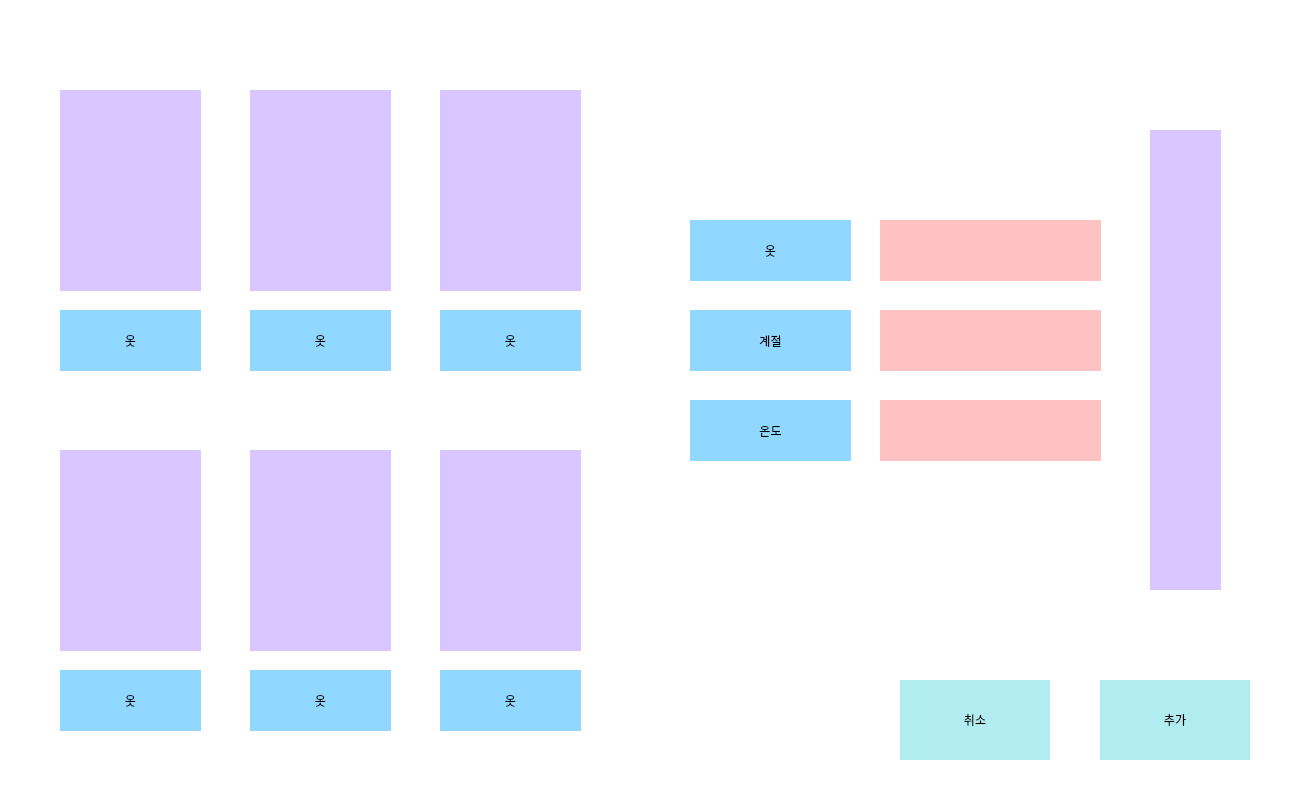
Old version of the form _uiFile/viewAdd.ui in the repository jonga0209/Python_weatherPicker.
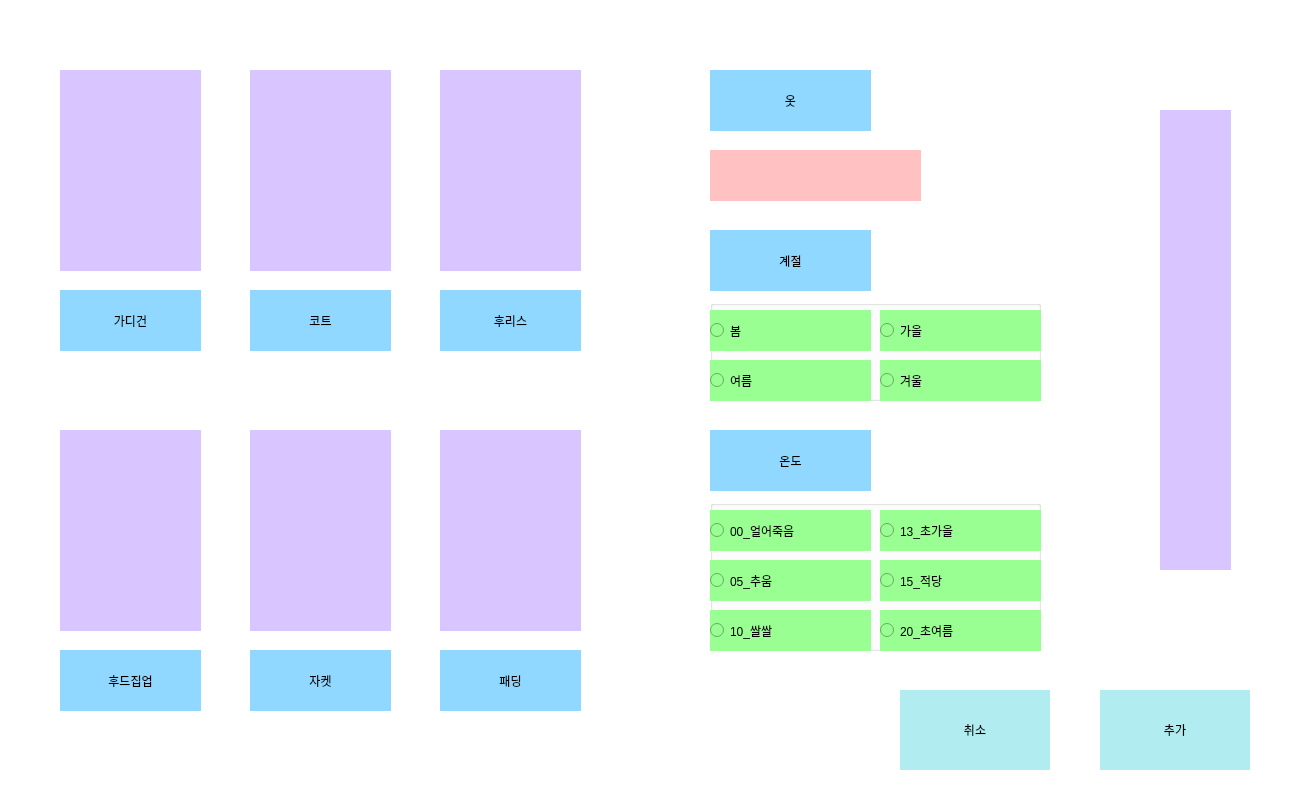
New version of the form.

Commit message: View add 수정

```diff
--- a/_uiFile/viewAdd.ui
+++ b/_uiFile/viewAdd.ui
@@ -32,7 +32,7 @@
    <property name="geometry">
     <rect>
      <x>1100</x>
-     <y>680</y>
+     <y>690</y>
      <width>150</width>
      <height>80</height>
     </rect>
@@ -50,7 +50,7 @@
    <property name="geometry">
     <rect>
      <x>900</x>
-     <y>680</y>
+     <y>690</y>
      <width>150</width>
      <height>80</height>
     </rect>
@@ -67,8 +67,8 @@
   <widget class="QLabel" name="a_la_id">
    <property name="geometry">
     <rect>
-     <x>690</x>
-     <y>220</y>
+     <x>710</x>
+     <y>70</y>
      <width>161</width>
      <height>61</height>
     </rect>
@@ -87,8 +87,8 @@
   <widget class="QLabel" name="a_la_season">
    <property name="geometry">
     <rect>
-     <x>690</x>
-     <y>310</y>
+     <x>710</x>
+     <y>230</y>
      <width>161</width>
      <height>61</height>
     </rect>
@@ -107,8 +107,8 @@
   <widget class="QLabel" name="a_la_tem">
    <property name="geometry">
     <rect>
-     <x>690</x>
-     <y>400</y>
+     <x>710</x>
+     <y>430</y>
      <width>161</width>
      <height>61</height>
     </rect>
@@ -127,8 +127,8 @@
   <widget class="QLabel" name="a_img_tem">
    <property name="geometry">
     <rect>
-     <x>1150</x>
-     <y>130</y>
+     <x>1160</x>
+     <y>110</y>
      <width>71</width>
      <height>460</height>
     </rect>
@@ -148,7 +148,7 @@
    <property name="geometry">
     <rect>
      <x>250</x>
-     <y>90</y>
+     <y>70</y>
      <width>141</width>
      <height>201</height>
     </rect>
@@ -168,7 +168,7 @@
    <property name="geometry">
     <rect>
      <x>60</x>
-     <y>90</y>
+     <y>70</y>
      <width>141</width>
      <height>201</height>
     </rect>
@@ -187,49 +187,15 @@
   <widget class="QTextEdit" name="a_ta_name">
    <property name="geometry">
     <rect>
-     <x>880</x>
-     <y>220</y>
-     <width>221</width>
-     <height>61</height>
+     <x>710</x>
+     <y>150</y>
+     <width>211</width>
+     <height>51</height>
     </rect>
    </property>
    <property name="styleSheet">
     <string notr="true">background-color: rgb(255, 193, 194);
-font: 25 20pt &quot;나눔바른고딕 Light&quot;;</string>
-   </property>
-   <property name="frameShape">
-    <enum>QFrame::NoFrame</enum>
-   </property>
-  </widget>
-  <widget class="QTextEdit" name="a_ta_season">
-   <property name="geometry">
-    <rect>
-     <x>880</x>
-     <y>310</y>
-     <width>221</width>
-     <height>61</height>
-    </rect>
-   </property>
-   <property name="styleSheet">
-    <string notr="true">background-color: rgb(255, 193, 194);
-font: 25 20pt &quot;나눔바른고딕 Light&quot;;</string>
-   </property>
-   <property name="frameShape">
-    <enum>QFrame::NoFrame</enum>
-   </property>
-  </widget>
-  <widget class="QTextEdit" name="a_ta_tem">
-   <property name="geometry">
-    <rect>
-     <x>880</x>
-     <y>400</y>
-     <width>221</width>
-     <height>61</height>
-    </rect>
-   </property>
-   <property name="styleSheet">
-    <string notr="true">background-color: rgb(255, 193, 194);
-font: 25 20pt &quot;나눔바른고딕 Light&quot;;</string>
+font: 25 15pt &quot;나눔바른고딕 Light&quot;;</string>
    </property>
    <property name="frameShape">
     <enum>QFrame::NoFrame</enum>
@@ -239,7 +205,7 @@
    <property name="geometry">
     <rect>
      <x>440</x>
-     <y>90</y>
+     <y>70</y>
      <width>141</width>
      <height>201</height>
     </rect>
@@ -259,7 +225,7 @@
    <property name="geometry">
     <rect>
      <x>440</x>
-     <y>450</y>
+     <y>430</y>
      <width>141</width>
      <height>201</height>
     </rect>
@@ -279,7 +245,7 @@
    <property name="geometry">
     <rect>
      <x>250</x>
-     <y>450</y>
+     <y>430</y>
      <width>141</width>
      <height>201</height>
     </rect>
@@ -299,7 +265,7 @@
    <property name="geometry">
     <rect>
      <x>60</x>
-     <y>450</y>
+     <y>430</y>
      <width>141</width>
      <height>201</height>
     </rect>
@@ -319,7 +285,7 @@
    <property name="geometry">
     <rect>
      <x>60</x>
-     <y>310</y>
+     <y>290</y>
      <width>141</width>
      <height>61</height>
     </rect>
@@ -329,7 +295,7 @@
 font: 25 13pt &quot;나눔바른고딕 Light&quot;;</string>
    </property>
    <property name="text">
-    <string>옷</string>
+    <string>가디건</string>
    </property>
    <property name="alignment">
     <set>Qt::AlignCenter</set>
@@ -339,7 +305,7 @@
    <property name="geometry">
     <rect>
      <x>250</x>
-     <y>310</y>
+     <y>290</y>
      <width>141</width>
      <height>61</height>
     </rect>
@@ -349,7 +315,7 @@
 font: 25 13pt &quot;나눔바른고딕 Light&quot;;</string>
    </property>
    <property name="text">
-    <string>옷</string>
+    <string>코트</string>
    </property>
    <property name="alignment">
     <set>Qt::AlignCenter</set>
@@ -359,7 +325,7 @@
    <property name="geometry">
     <rect>
      <x>440</x>
-     <y>310</y>
+     <y>290</y>
      <width>141</width>
      <height>61</height>
     </rect>
@@ -369,7 +335,7 @@
 font: 25 13pt &quot;나눔바른고딕 Light&quot;;</string>
    </property>
    <property name="text">
-    <string>옷</string>
+    <string>후리스</string>
    </property>
    <property name="alignment">
     <set>Qt::AlignCenter</set>
@@ -379,7 +345,7 @@
    <property name="geometry">
     <rect>
      <x>60</x>
-     <y>670</y>
+     <y>650</y>
      <width>141</width>
      <height>61</height>
     </rect>
@@ -389,7 +355,7 @@
 font: 25 13pt &quot;나눔바른고딕 Light&quot;;</string>
    </property>
    <property name="text">
-    <string>옷</string>
+    <string>후드집업</string>
    </property>
    <property name="alignment">
     <set>Qt::AlignCenter</set>
@@ -399,7 +365,7 @@
    <property name="geometry">
     <rect>
      <x>250</x>
-     <y>670</y>
+     <y>650</y>
      <width>141</width>
      <height>61</height>
     </rect>
@@ -409,7 +375,7 @@
 font: 25 13pt &quot;나눔바른고딕 Light&quot;;</string>
    </property>
    <property name="text">
-    <string>옷</string>
+    <string>자켓</string>
    </property>
    <property name="alignment">
     <set>Qt::AlignCenter</set>
@@ -419,7 +385,7 @@
    <property name="geometry">
     <rect>
      <x>440</x>
-     <y>670</y>
+     <y>650</y>
      <width>141</width>
      <height>61</height>
     </rect>
@@ -429,12 +395,217 @@
 font: 25 13pt &quot;나눔바른고딕 Light&quot;;</string>
    </property>
    <property name="text">
-    <string>옷</string>
+    <string>패딩</string>
    </property>
    <property name="alignment">
     <set>Qt::AlignCenter</set>
    </property>
   </widget>
+  <widget class="QGroupBox" name="a_gb_season">
+   <property name="geometry">
+    <rect>
+     <x>710</x>
+     <y>300</y>
+     <width>331</width>
+     <height>101</height>
+    </rect>
+   </property>
+   <property name="title">
+    <string/>
+   </property>
+   <property name="flat">
+    <bool>true</bool>
+   </property>
+   <property name="checkable">
+    <bool>false</bool>
+   </property>
+   <widget class="QRadioButton" name="a_ra_s_summer">
+    <property name="geometry">
+     <rect>
+      <x>0</x>
+      <y>60</y>
+      <width>161</width>
+      <height>41</height>
+     </rect>
+    </property>
+    <property name="styleSheet">
+     <string notr="true">background-color: rgb(153, 255, 146);
+font: 25 12pt &quot;나눔바른고딕 Light&quot;;</string>
+    </property>
+    <property name="text">
+     <string>여름</string>
+    </property>
+   </widget>
+   <widget class="QRadioButton" name="a_ra_s_fall">
+    <property name="geometry">
+     <rect>
+      <x>170</x>
+      <y>10</y>
+      <width>161</width>
+      <height>41</height>
+     </rect>
+    </property>
+    <property name="styleSheet">
+     <string notr="true">background-color: rgb(153, 255, 146);
+font: 25 12pt &quot;나눔바른고딕 Light&quot;;</string>
+    </property>
+    <property name="text">
+     <string>가을</string>
+    </property>
+   </widget>
+   <widget class="QRadioButton" name="a_ra_s_winter">
+    <property name="geometry">
+     <rect>
+      <x>170</x>
+      <y>60</y>
+      <width>161</width>
+      <height>41</height>
+     </rect>
+    </property>
+    <property name="styleSheet">
+     <string notr="true">background-color: rgb(153, 255, 146);
+font: 25 12pt &quot;나눔바른고딕 Light&quot;;</string>
+    </property>
+    <property name="text">
+     <string>겨울</string>
+    </property>
+   </widget>
+   <widget class="QRadioButton" name="a_ra_s_spring">
+    <property name="geometry">
+     <rect>
+      <x>0</x>
+      <y>10</y>
+      <width>161</width>
+      <height>41</height>
+     </rect>
+    </property>
+    <property name="styleSheet">
+     <string notr="true">background-color: rgb(153, 255, 146);
+font: 25 12pt &quot;나눔바른고딕 Light&quot;;</string>
+    </property>
+    <property name="text">
+     <string>봄</string>
+    </property>
+   </widget>
+  </widget>
+  <widget class="QGroupBox" name="a_gb_tem">
+   <property name="geometry">
+    <rect>
+     <x>710</x>
+     <y>500</y>
+     <width>331</width>
+     <height>151</height>
+    </rect>
+   </property>
+   <property name="title">
+    <string/>
+   </property>
+   <property name="flat">
+    <bool>true</bool>
+   </property>
+   <widget class="QRadioButton" name="a_ra_t20">
+    <property name="geometry">
+     <rect>
+      <x>170</x>
+      <y>110</y>
+      <width>161</width>
+      <height>41</height>
+     </rect>
+    </property>
+    <property name="styleSheet">
+     <string notr="true">background-color: rgb(153, 255, 146);
+font: 25 12pt &quot;나눔바른고딕 Light&quot;;</string>
+    </property>
+    <property name="text">
+     <string>20_초여름</string>
+    </property>
+   </widget>
+   <widget class="QRadioButton" name="a_ra_t05">
+    <property name="geometry">
+     <rect>
+      <x>0</x>
+      <y>60</y>
+      <width>161</width>
+      <height>41</height>
+     </rect>
+    </property>
+    <property name="styleSheet">
+     <string notr="true">background-color: rgb(153, 255, 146);
+font: 25 12pt &quot;나눔바른고딕 Light&quot;;</string>
+    </property>
+    <property name="text">
+     <string>05_추움</string>
+    </property>
+   </widget>
+   <widget class="QRadioButton" name="a_ra_t13">
+    <property name="geometry">
+     <rect>
+      <x>170</x>
+      <y>10</y>
+      <width>161</width>
+      <height>41</height>
+     </rect>
+    </property>
+    <property name="styleSheet">
+     <string notr="true">background-color: rgb(153, 255, 146);
+font: 25 12pt &quot;나눔바른고딕 Light&quot;;</string>
+    </property>
+    <property name="text">
+     <string>13_초가을</string>
+    </property>
+   </widget>
+   <widget class="QRadioButton" name="a_ra_t10">
+    <property name="geometry">
+     <rect>
+      <x>0</x>
+      <y>110</y>
+      <width>161</width>
+      <height>41</height>
+     </rect>
+    </property>
+    <property name="styleSheet">
+     <string notr="true">background-color: rgb(153, 255, 146);
+font: 25 12pt &quot;나눔바른고딕 Light&quot;;</string>
+    </property>
+    <property name="text">
+     <string>10_쌀쌀</string>
+    </property>
+   </widget>
+   <widget class="QRadioButton" name="a_ra_t15">
+    <property name="geometry">
+     <rect>
+      <x>170</x>
+      <y>60</y>
+      <width>161</width>
+      <height>41</height>
+     </rect>
+    </property>
+    <property name="styleSheet">
+     <string notr="true">background-color: rgb(153, 255, 146);
+font: 25 12pt &quot;나눔바른고딕 Light&quot;;</string>
+    </property>
+    <property name="text">
+     <string>15_적당</string>
+    </property>
+   </widget>
+   <widget class="QRadioButton" name="a_ra_t00">
+    <property name="geometry">
+     <rect>
+      <x>0</x>
+      <y>10</y>
+      <width>161</width>
+      <height>41</height>
+     </rect>
+    </property>
+    <property name="styleSheet">
+     <string notr="true">background-color: rgb(153, 255, 146);
+font: 25 12pt &quot;나눔바른고딕 Light&quot;;</string>
+    </property>
+    <property name="text">
+     <string>00_얼어죽음</string>
+    </property>
+   </widget>
+  </widget>
  </widget>
  <resources/>
  <connections/>
```
The commit also changes 3 other files.
